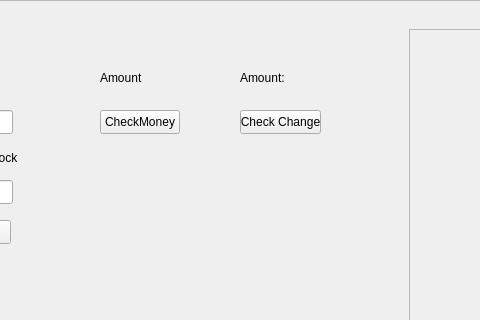
This is OOP/VendingMachine/adminpanel.ui in notn0xys/KMITL-YR1 as Qt 5 draws it before an edit; both pictures show x 300 to 780 and y 0 to 320 of the 1026 by 717 pixel window. The edited form follows.
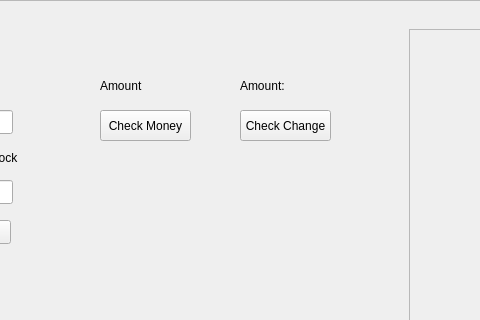
This is the edited form.

```diff
--- a/OOP/VendingMachine/adminpanel.ui
+++ b/OOP/VendingMachine/adminpanel.ui
@@ -191,8 +191,8 @@
       <rect>
        <x>400</x>
        <y>70</y>
-       <width>91</width>
-       <height>16</height>
+       <width>101</width>
+       <height>31</height>
       </rect>
      </property>
      <property name="text">
@@ -204,8 +204,8 @@
       <rect>
        <x>540</x>
        <y>70</y>
-       <width>141</width>
-       <height>16</height>
+       <width>131</width>
+       <height>31</height>
       </rect>
      </property>
      <property name="text">
@@ -217,12 +217,12 @@
       <rect>
        <x>400</x>
        <y>110</y>
-       <width>80</width>
-       <height>24</height>
+       <width>91</width>
+       <height>31</height>
       </rect>
      </property>
      <property name="text">
-      <string>CheckMoney</string>
+      <string>Check Money</string>
      </property>
     </widget>
     <widget class="QPushButton" name="pushButton_3">
@@ -230,8 +230,8 @@
       <rect>
        <x>540</x>
        <y>110</y>
-       <width>81</width>
-       <height>24</height>
+       <width>91</width>
+       <height>31</height>
       </rect>
      </property>
      <property name="text">
```
Left out of the diff: 10 changed lines with no effect on the pictures.
